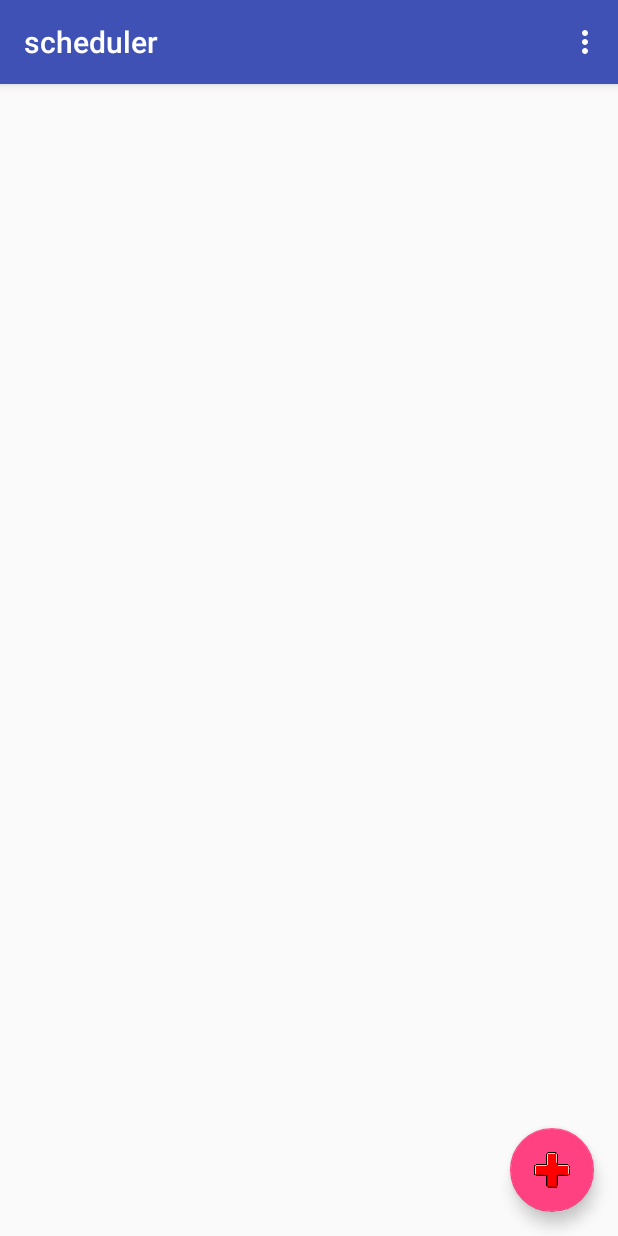
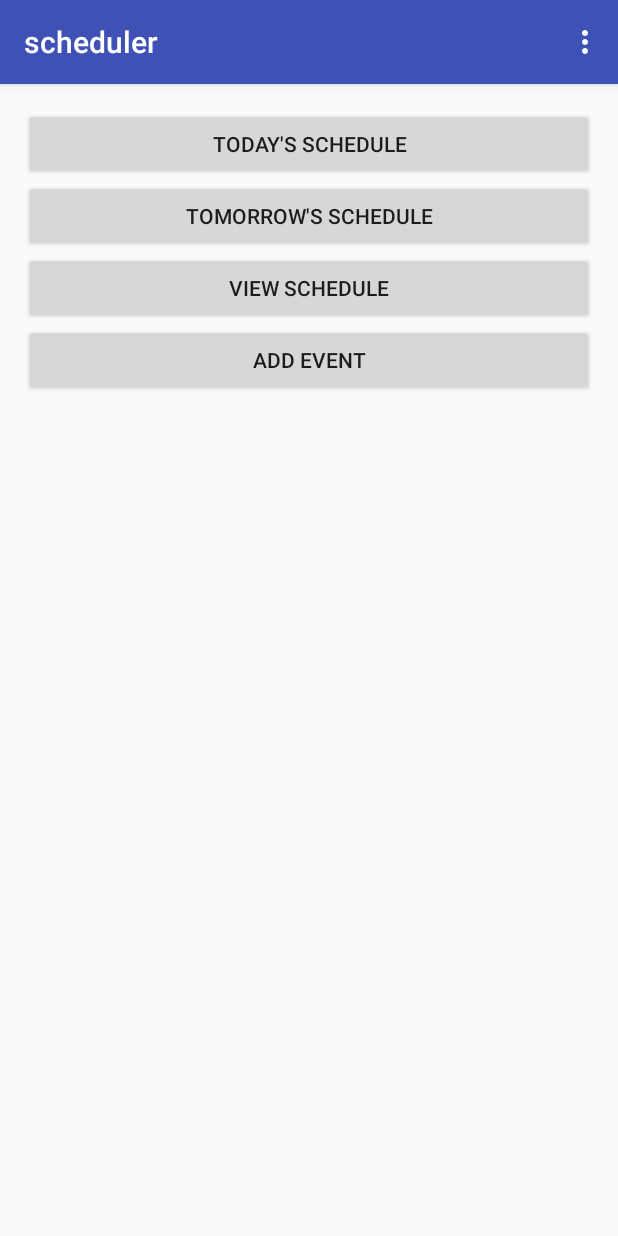
Before and after one commit to irehaahk/schedulemanager, an Android app: the screen it shows after launch (home), on a phone screen of 412 x 824 dp. Run offline under Robolectric (Android 15) with nearby library versions, the phone set to English and light mode, and no system bars.

Commit message:
initial UX design

```diff
--- a/app/src/main/java/com/example/danrowland/scheduler/home.java
+++ b/app/src/main/java/com/example/danrowland/scheduler/home.java
@@ -18,14 +18,14 @@ public class home extends AppCompatActivity {
         Toolbar toolbar = (Toolbar) findViewById(R.id.toolbar);
         setSupportActionBar(toolbar);
 
-        FloatingActionButton fab = (FloatingActionButton) findViewById(R.id.fab);
+        /*FloatingActionButton fab = (FloatingActionButton) findViewById(R.id.fab);
         fab.setOnClickListener(new View.OnClickListener() {
             @Override
             public void onClick(View view) {
                 Snackbar.make(view, "Replace with your own action", Snackbar.LENGTH_LONG)
                         .setAction("Action", null).show();
             }
-        });
+        });*/
     }
 
     @Override
--- a/app/src/main/res/layout/activity_home.xml
+++ b/app/src/main/res/layout/activity_home.xml
@@ -23,12 +23,6 @@
 
     <include layout="@layout/content_home" />
 
-    <android.support.design.widget.FloatingActionButton
-        android:id="@+id/fab"
-        android:layout_width="wrap_content"
-        android:layout_height="wrap_content"
-        android:layout_gravity="bottom|end"
-        android:layout_margin="@dimen/fab_margin"
-        app:srcCompat="@drawable/plus" />
+
 
 </android.support.design.widget.CoordinatorLayout>
--- a/app/src/main/res/layout/content_home.xml
+++ b/app/src/main/res/layout/content_home.xml
@@ -13,4 +13,47 @@
     tools:context="com.example.danrowland.scheduler.home"
     tools:showIn="@layout/activity_home">
 
+    <Button
+        android:text="Today's Schedule"
+        android:layout_width="wrap_content"
+        android:layout_height="wrap_content"
+        android:layout_alignParentTop="true"
+        android:layout_alignParentLeft="true"
+        android:layout_alignParentStart="true"
+        android:id="@+id/button"
+        android:layout_alignParentRight="true"
+        android:layout_alignParentEnd="true" />
+
+    <Button
+        android:text="Tomorrow's Schedule"
+        android:layout_width="wrap_content"
+        android:layout_height="wrap_content"
+        android:layout_below="@+id/button"
+        android:layout_alignParentLeft="true"
+        android:layout_alignParentStart="true"
+        android:id="@+id/button2"
+        android:layout_alignParentRight="true"
+        android:layout_alignParentEnd="true" />
+
+    <Button
+        android:text="View Schedule"
+        android:layout_width="wrap_content"
+        android:layout_height="wrap_content"
+        android:layout_below="@+id/button2"
+        android:layout_alignParentLeft="true"
+        android:layout_alignParentStart="true"
+        android:id="@+id/button3"
+        android:layout_alignParentRight="true"
+        android:layout_alignParentEnd="true" />
+
+    <Button
+        android:text="Add Event"
+        android:layout_width="wrap_content"
+        android:layout_height="wrap_content"
+        android:layout_below="@+id/button3"
+        android:layout_alignParentLeft="true"
+        android:layout_alignParentStart="true"
+        android:id="@+id/button4"
+        android:layout_alignParentRight="true"
+        android:layout_alignParentEnd="true" />
 </RelativeLayout>
```
